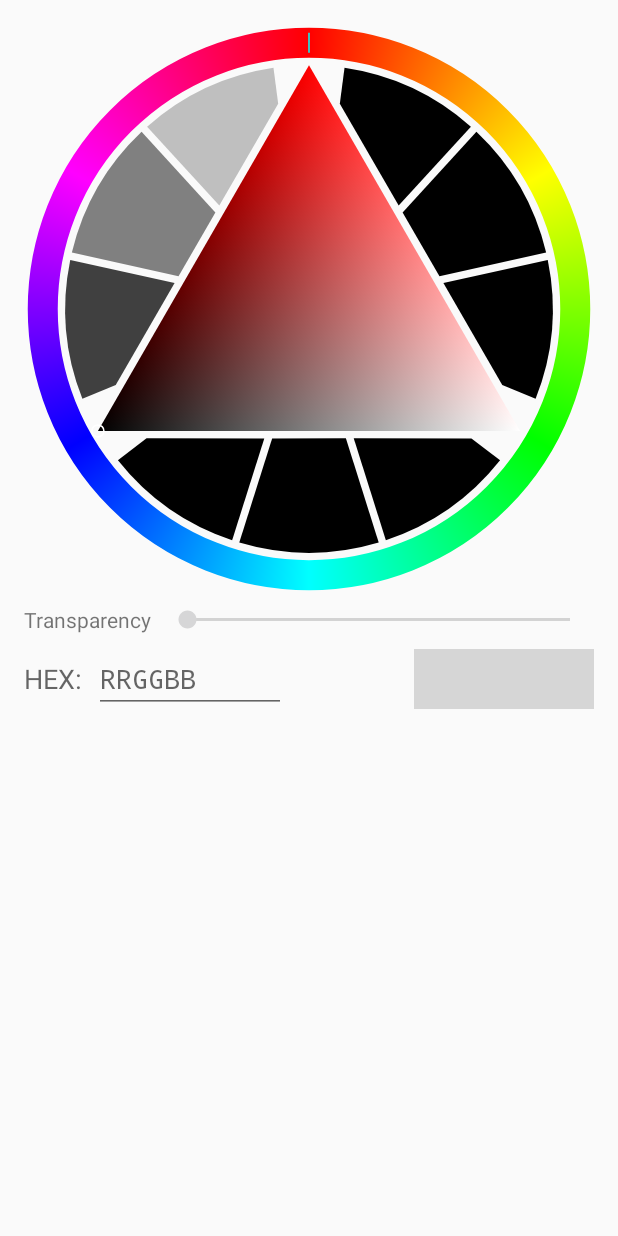
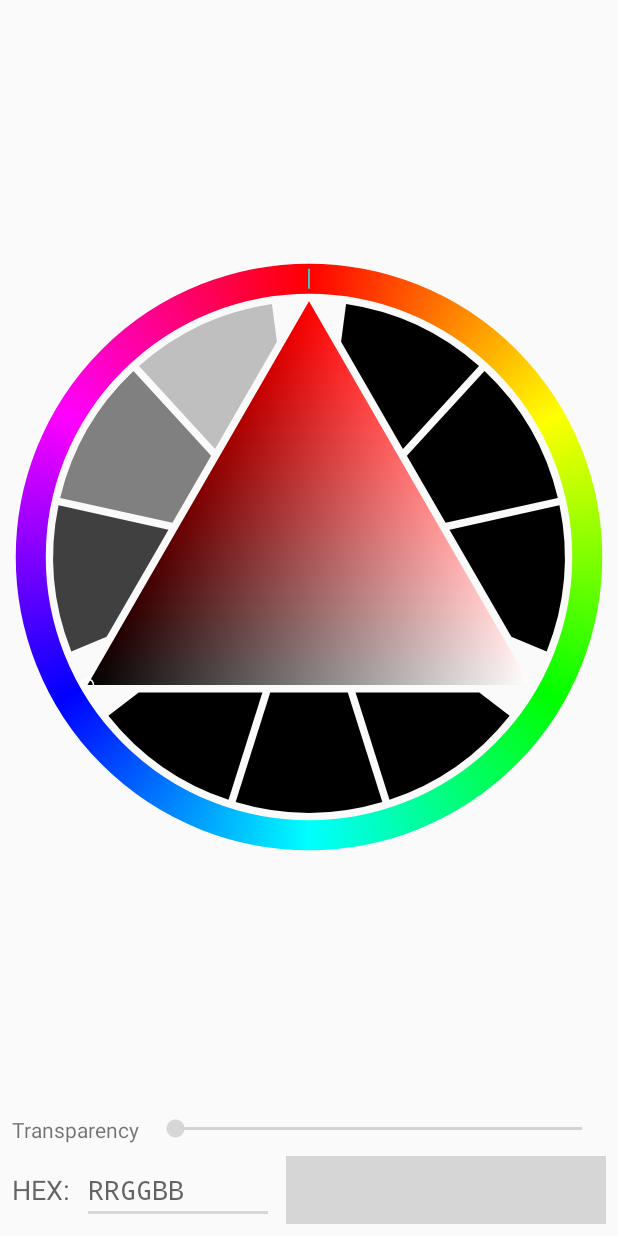
Before and after one commit to eltos/SimpleDialogFragments, an Android app: the layout simpledialogfragment_color_wheel.xml on its own in the app's theme, with its tools: preview values and no code run, on a phone screen of 412 x 824 dp. Run offline under Robolectric (Android 15) with nearby library versions, the phone set to English and light mode, and no system bars; grey boxes are pictures that could not be loaded.

Commit message:
Constraint layout

```diff
--- a/simpledialogfragment/src/main/res/layout-land/simpledialogfragment_color_wheel.xml
+++ b/simpledialogfragment/src/main/res/layout-land/simpledialogfragment_color_wheel.xml
@@ -1,127 +1,152 @@
 <?xml version="1.0" encoding="utf-8"?>
+<!--
+  ~  Copyright 2018 Philipp Niedermayer (github.com/eltos)
+  ~
+  ~  Licensed under the Apache License, Version 2.0 (the "License");
+  ~  you may not use this file except in compliance with the License.
+  ~  You may obtain a copy of the License at
+  ~
+  ~      http://www.apache.org/licenses/LICENSE-2.0
+  ~
+  ~  Unless required by applicable law or agreed to in writing, software
+  ~  distributed under the License is distributed on an "AS IS" BASIS,
+  ~  WITHOUT WARRANTIES OR CONDITIONS OF ANY KIND, either express or implied.
+  ~  See the License for the specific language governing permissions and
+  ~  limitations under the License.
+  -->
 
-<RelativeLayout xmlns:android="http://schemas.android.com/apk/res/android"
-    android:padding="16dp"
+<android.support.constraint.ConstraintLayout xmlns:android="http://schemas.android.com/apk/res/android"
+    xmlns:app="http://schemas.android.com/apk/res-auto"
+    xmlns:tools="http://schemas.android.com/tools"
     android:layout_width="match_parent"
-    android:layout_height="match_parent"
-    android:focusable="true"
-    android:focusableInTouchMode="true">
+    android:layout_height="match_parent">
 
     <eltos.simpledialogfragment.color.ColorWheelView
-        android:layout_width="match_parent"
-        android:layout_height="match_parent"
         android:id="@+id/colorWheel"
+        android:layout_width="0dp"
+        android:layout_height="0dp"
+        android:layout_marginBottom="8dp"
+        android:layout_marginEnd="8dp"
+        android:layout_marginStart="8dp"
+        android:layout_marginTop="8dp"
+        app:layout_constraintBottom_toBottomOf="parent"
+        app:layout_constraintEnd_toStartOf="@+id/colors"
+        app:layout_constraintStart_toStartOf="parent"
+        app:layout_constraintTop_toTopOf="parent" />
+
+    <android.support.constraint.ConstraintLayout
+        android:id="@+id/transparencyBox"
+        android:layout_width="0dp"
+        android:layout_height="wrap_content"
+        android:layout_marginEnd="8dp"
         android:layout_marginRight="8dp"
-        android:layout_marginEnd="8dp"/>
+        android:layout_marginTop="8dp"
+        app:layout_constraintEnd_toEndOf="parent"
+        app:layout_constraintStart_toStartOf="@+id/colors"
+        app:layout_constraintTop_toTopOf="parent">
+
+        <TextView
+            android:id="@+id/alphaLabel"
+            android:layout_width="wrap_content"
+            android:layout_height="wrap_content"
+            android:layout_alignParentLeft="true"
+            android:layout_alignParentStart="true"
+            android:layout_centerVertical="true"
+            android:layout_marginEnd="8dp"
+            android:layout_marginRight="8dp"
+            android:text="@string/transparency"
+            android:textAppearance="?android:attr/textAppearanceSmall"
+            app:layout_constraintEnd_toEndOf="parent"
+            app:layout_constraintHorizontal_bias="0.0"
+            app:layout_constraintStart_toStartOf="parent"
+            app:layout_constraintTop_toTopOf="parent" />
+
+        <SeekBar
+            android:id="@+id/alpha"
+            android:layout_width="0dp"
+            android:layout_height="wrap_content"
+            android:layout_marginEnd="8dp"
+            android:layout_marginRight="8dp"
+            android:layout_marginTop="8dp"
+            android:max="255"
+            app:layout_constraintEnd_toEndOf="parent"
+            app:layout_constraintStart_toStartOf="parent"
+            app:layout_constraintTop_toBottomOf="@+id/alphaLabel" />
+    </android.support.constraint.ConstraintLayout>
 
     <LinearLayout
+        android:id="@+id/hexLayout"
+        android:layout_width="0dp"
+        android:layout_height="wrap_content"
+        android:layout_alignParentLeft="true"
+        android:layout_alignParentStart="true"
+        android:layout_marginEnd="8dp"
+        android:layout_marginRight="8dp"
+        android:layout_marginTop="8dp"
         android:orientation="vertical"
-        android:layout_width="match_parent"
-        android:layout_height="wrap_content"
-        android:gravity="top"
-        android:layout_toRightOf="@+id/colorWheel"
-        android:layout_toEndOf="@+id/colorWheel">
-
-        <RelativeLayout
-            android:layout_width="match_parent"
-            android:layout_height="wrap_content"
-            android:id="@+id/transparencyBox">
+        app:layout_constraintEnd_toEndOf="parent"
+        app:layout_constraintStart_toStartOf="@+id/colors"
+        app:layout_constraintTop_toBottomOf="@+id/transparencyBox">
 
         <TextView
+            android:id="@+id/hexLabel"
             android:layout_width="wrap_content"
             android:layout_height="wrap_content"
-                android:text="@string/transparency"
-                android:textAppearance="?android:attr/textAppearanceSmall"
-                android:id="@+id/textView"
-                android:layout_alignParentLeft="true"
-                android:layout_alignParentStart="true"
-                android:layout_alignParentTop="true"
-                android:layout_marginLeft="8dp"
-                android:layout_marginStart="8dp" />
-
-            <SeekBar
-                android:layout_width="match_parent"
-                android:layout_height="wrap_content"
-                android:id="@+id/alpha"
-                android:max="255"
-                android:indeterminate="false"
-                android:layout_below="@+id/textView"
-                android:layout_centerHorizontal="true" />
-
-        </RelativeLayout>
-
-        <RelativeLayout
-            android:layout_width="match_parent"
-            android:layout_height="match_parent"
-            android:layout_marginLeft="8dp"
-            android:layout_marginStart="8dp">
-
-            <LinearLayout
-                android:orientation="horizontal"
-                android:layout_width="wrap_content"
-                android:layout_height="wrap_content"
-                android:layout_alignParentStart="true"
-                android:id="@+id/hexLayout"
-                android:layout_alignParentLeft="true"
-                android:layout_alignParentTop="true">
-
-                <TextView
-                    android:layout_width="wrap_content"
-                    android:layout_height="wrap_content"
+            android:layout_gravity="start|left|center_vertical"
             android:text="@string/hex"
-                    android:id="@+id/textView2"
-                    android:layout_gravity="center"
             android:textAppearance="?android:attr/textAppearanceMedium" />
 
         <EditText
+            android:id="@+id/hexEditText"
             android:layout_width="wrap_content"
             android:layout_height="wrap_content"
-                    android:id="@+id/hexEditText"
+            android:layout_gravity="left|start"
             android:hint="@string/rrggbb"
-                    android:typeface="monospace"
+            android:imeOptions="flagNoExtractUi"
+            android:inputType="textNoSuggestions|textCapWords|text|textCapCharacters"
+            android:lines="1"
             android:maxLength="6"
-                    android:lines="1"
             android:maxLines="1"
-                    android:inputType="textNoSuggestions|textCapWords|text|textCapCharacters"
-                    android:imeOptions="flagNoExtractUi"
-                    android:layout_marginLeft="8dp"
-                    android:layout_marginStart="8dp"
-                    android:layout_gravity="center"
-                    android:minEms="6" />
+            android:minEms="6"
+            android:typeface="monospace" />
 
     </LinearLayout>
 
     <LinearLayout
+        android:id="@+id/colors"
+        android:layout_width="0dp"
+        android:layout_height="45dp"
+        android:layout_alignBottom="@+id/hexLayout"
+        android:layout_alignParentEnd="true"
+        android:layout_alignParentRight="true"
+        android:layout_alignTop="@+id/hexLayout"
+        android:layout_marginBottom="8dp"
+        android:layout_marginEnd="8dp"
+        android:layout_marginRight="8dp"
+        android:layout_marginTop="8dp"
+        android:minWidth="150dp"
         android:orientation="horizontal"
-                android:layout_width="wrap_content"
-                android:layout_height="wrap_content"
-                android:layout_alignParentRight="true"
-                android:layout_alignParentEnd="true"
-                android:id="@+id/linearLayout2"
-                android:layout_marginLeft="8dp"
-                android:layout_marginStart="8dp"
-                android:layout_alignParentBottom="true">
+        app:layout_constraintBottom_toBottomOf="parent"
+        app:layout_constraintEnd_toEndOf="parent"
+        app:layout_constraintTop_toBottomOf="@+id/hexLayout"
+        app:layout_constraintVertical_bias="1.0">
 
         <ImageView
-                    android:layout_width="60dp"
-                    android:layout_height="40dp"
             android:id="@+id/colorOld"
-                    android:background="@drawable/tiles"
-                    android:layout_gravity="center_vertical|end" />
+            android:layout_width="match_parent"
+            android:layout_height="match_parent"
+            android:layout_gravity="center_vertical|end"
+            android:layout_weight="1"
+            android:background="@drawable/tiles" />
 
         <ImageView
-                    android:layout_width="60dp"
-                    android:layout_height="40dp"
             android:id="@+id/colorNew"
+            android:layout_width="match_parent"
+            android:layout_height="match_parent"
+            android:layout_gravity="center_vertical"
+            android:layout_weight="1"
             android:background="@drawable/tiles"
-                    android:src="#F00"
-                    android:layout_gravity="center_vertical" />
+            android:src="#F00" />
     </LinearLayout>
 
-
-        </RelativeLayout>
-
-
-    </LinearLayout>
-
-</RelativeLayout>
+</android.support.constraint.ConstraintLayout>
--- a/simpledialogfragment/src/main/res/layout/simpledialogfragment_color_wheel.xml
+++ b/simpledialogfragment/src/main/res/layout/simpledialogfragment_color_wheel.xml
@@ -1,132 +1,144 @@
 <?xml version="1.0" encoding="utf-8"?>
+<!--
+  ~  Copyright 2018 Philipp Niedermayer (github.com/eltos)
+  ~
+  ~  Licensed under the Apache License, Version 2.0 (the "License");
+  ~  you may not use this file except in compliance with the License.
+  ~  You may obtain a copy of the License at
+  ~
+  ~      http://www.apache.org/licenses/LICENSE-2.0
+  ~
+  ~  Unless required by applicable law or agreed to in writing, software
+  ~  distributed under the License is distributed on an "AS IS" BASIS,
+  ~  WITHOUT WARRANTIES OR CONDITIONS OF ANY KIND, either express or implied.
+  ~  See the License for the specific language governing permissions and
+  ~  limitations under the License.
+  -->
 
-<RelativeLayout xmlns:android="http://schemas.android.com/apk/res/android"
-    android:padding="16dp"
+<android.support.constraint.ConstraintLayout xmlns:android="http://schemas.android.com/apk/res/android"
+    xmlns:app="http://schemas.android.com/apk/res-auto"
     android:layout_width="match_parent"
+    android:layout_height="match_parent">
+
+    <eltos.simpledialogfragment.color.ColorWheelView
+        android:id="@+id/colorWheel"
+        android:layout_width="0dp"
+        android:layout_height="0dp"
+        android:layout_marginBottom="8dp"
+        android:layout_marginEnd="8dp"
+        android:layout_marginStart="8dp"
+        android:layout_marginTop="8dp"
+        app:layout_constraintBottom_toTopOf="@+id/transparencyBox"
+        app:layout_constraintEnd_toEndOf="parent"
+        app:layout_constraintStart_toStartOf="parent"
+        app:layout_constraintTop_toTopOf="parent" />
+
+    <android.support.constraint.ConstraintLayout
+        android:id="@+id/transparencyBox"
+        android:layout_width="0dp"
         android:layout_height="wrap_content"
-    android:focusable="true"
-    android:focusableInTouchMode="true">
+        android:layout_marginBottom="8dp"
+        android:layout_marginEnd="8dp"
+        android:layout_marginStart="8dp"
+        app:layout_constraintBottom_toTopOf="@+id/colors"
+        app:layout_constraintEnd_toEndOf="parent"
+        app:layout_constraintStart_toStartOf="parent">
+
+        <TextView
+            android:id="@+id/alphaLabel"
+            android:layout_width="wrap_content"
+            android:layout_height="wrap_content"
+            android:layout_alignParentLeft="true"
+            android:layout_alignParentStart="true"
+            android:layout_centerVertical="true"
+            android:text="@string/transparency"
+            android:textAppearance="?android:attr/textAppearanceSmall"
+            app:layout_constraintStart_toStartOf="parent" />
+
+        <SeekBar
+            android:id="@+id/alpha"
+            android:layout_width="0dp"
+            android:layout_height="wrap_content"
+            android:layout_marginStart="8dp"
+            android:layout_marginLeft="8dp"
+            android:max="255"
+            app:layout_constraintEnd_toEndOf="parent"
+            app:layout_constraintStart_toEndOf="@+id/alphaLabel" />
+    </android.support.constraint.ConstraintLayout>
 
     <LinearLayout
-        android:orientation="vertical"
-        android:layout_width="match_parent"
+        android:id="@+id/hexLayout"
+        android:layout_width="wrap_content"
         android:layout_height="wrap_content"
-        android:gravity="top">
-
-        <eltos.simpledialogfragment.color.ColorWheelView
-            android:layout_width="match_parent"
-            android:layout_height="wrap_content"
-            android:id="@+id/colorWheel"
-            android:layout_weight="1" />
-
-        <RelativeLayout
-            android:layout_width="match_parent"
-            android:layout_height="wrap_content"
-            android:id="@+id/transparencyBox"
-            android:layout_weight="1">
+        android:layout_alignParentLeft="true"
+        android:layout_alignParentStart="true"
+        android:layout_marginBottom="8dp"
+        android:layout_marginStart="8dp"
+        android:layout_marginLeft="8dp"
+        android:orientation="horizontal"
+        app:layout_constraintBottom_toBottomOf="parent"
+        app:layout_constraintStart_toStartOf="parent"
+        app:layout_constraintTop_toTopOf="@+id/colors">
 
         <TextView
+            android:id="@+id/hexLabel"
             android:layout_width="wrap_content"
             android:layout_height="wrap_content"
-                android:text="@string/transparency"
-                android:textAppearance="?android:attr/textAppearanceSmall"
-                android:id="@+id/textView"
-                android:layout_alignParentLeft="true"
-                android:layout_alignParentStart="true"
-                android:layout_centerVertical="true" />
-
-            <SeekBar
-                android:layout_width="fill_parent"
-                android:layout_height="wrap_content"
-                android:id="@+id/alpha"
-                android:layout_marginTop="8dp"
-                android:layout_marginBottom="8dp"
-                android:layout_toRightOf="@+id/textView"
-                android:layout_toEndOf="@+id/textView"
-                android:layout_marginLeft="8dp"
-                android:layout_marginStart="8dp"
-                android:layout_alignParentEnd="true"
-                android:layout_alignParentRight="true"
-                android:layout_alignParentTop="true"
-                android:max="255"
-                android:indeterminate="false"
-                android:layout_centerVertical="true" />
-
-        </RelativeLayout>
-
-        <RelativeLayout
-            android:layout_width="match_parent"
-            android:layout_height="wrap_content"
-            android:layout_weight="1">
-
-            <LinearLayout
-                android:orientation="horizontal"
-                android:layout_width="wrap_content"
-                android:layout_height="wrap_content"
-                android:layout_alignParentStart="true"
-                android:id="@+id/hexLayout"
-                android:layout_alignParentLeft="true"
-                android:layout_toLeftOf="@+id/linearLayout2"
-                android:layout_toStartOf="@+id/linearLayout2">
-
-                <TextView
-                    android:layout_width="wrap_content"
-                    android:layout_height="wrap_content"
+            android:layout_gravity="center"
             android:text="@string/hex"
-                    android:id="@+id/textView2"
-                    android:layout_gravity="center"
             android:textAppearance="?android:attr/textAppearanceMedium" />
 
         <EditText
+            android:id="@+id/hexEditText"
             android:layout_width="wrap_content"
             android:layout_height="wrap_content"
-                    android:id="@+id/hexEditText"
-                    android:hint="@string/rrggbb"
-                    android:typeface="monospace"
-                    android:maxLength="6"
-                    android:lines="1"
-                    android:maxLines="1"
-                    android:inputType="textNoSuggestions|textCapWords|text|textCapCharacters"
-                    android:imeOptions="flagNoExtractUi"
+            android:layout_gravity="center"
             android:layout_marginLeft="8dp"
             android:layout_marginStart="8dp"
-                    android:layout_gravity="center"
-                    android:minEms="6" />
+            android:hint="@string/rrggbb"
+            android:imeOptions="flagNoExtractUi"
+            android:inputType="textNoSuggestions|textCapWords|text|textCapCharacters"
+            android:lines="1"
+            android:maxLength="6"
+            android:maxLines="1"
+            android:minEms="6"
+            android:typeface="monospace" />
 
     </LinearLayout>
 
     <LinearLayout
+        android:id="@+id/colors"
+        android:layout_width="0dp"
+        android:layout_height="45dp"
+        android:layout_alignBottom="@+id/hexLayout"
+        android:layout_alignParentEnd="true"
+        android:layout_alignParentRight="true"
+        android:layout_alignTop="@+id/hexLayout"
+        android:layout_marginBottom="8dp"
+        android:layout_marginEnd="8dp"
+        android:layout_marginStart="8dp"
         android:orientation="horizontal"
-                android:layout_width="wrap_content"
-                android:layout_height="wrap_content"
-                android:layout_alignParentRight="true"
-                android:layout_alignParentEnd="true"
-                android:id="@+id/linearLayout2"
-                android:layout_alignTop="@+id/hexLayout"
-                android:layout_alignBottom="@+id/hexLayout"
-                android:layout_marginLeft="8dp"
-                android:layout_marginStart="8dp">
+        app:layout_constraintBottom_toBottomOf="parent"
+        app:layout_constraintEnd_toEndOf="parent"
+        app:layout_constraintHorizontal_bias="1.0"
+        app:layout_constraintStart_toEndOf="@+id/hexLayout">
 
         <ImageView
-                    android:layout_width="60dp"
-                    android:layout_height="40dp"
             android:id="@+id/colorOld"
-                    android:background="@drawable/tiles"
-                    android:layout_gravity="center_vertical|end" />
+            android:layout_width="match_parent"
+            android:layout_height="match_parent"
+            android:layout_gravity="center_vertical|end"
+            android:layout_weight="1"
+            android:background="@drawable/tiles" />
 
         <ImageView
-                    android:layout_width="60dp"
-                    android:layout_height="40dp"
             android:id="@+id/colorNew"
+            android:layout_width="match_parent"
+            android:layout_height="match_parent"
+            android:layout_gravity="center_vertical"
+            android:layout_weight="1"
             android:background="@drawable/tiles"
-                    android:src="#F00"
-                    android:layout_gravity="center_vertical" />
+            android:src="#F00" />
     </LinearLayout>
 
-
-        </RelativeLayout>
-
-
-    </LinearLayout>
-
-</RelativeLayout>
+</android.support.constraint.ConstraintLayout>
```
Lines whose indentation alone changed are shown as unchanged.
